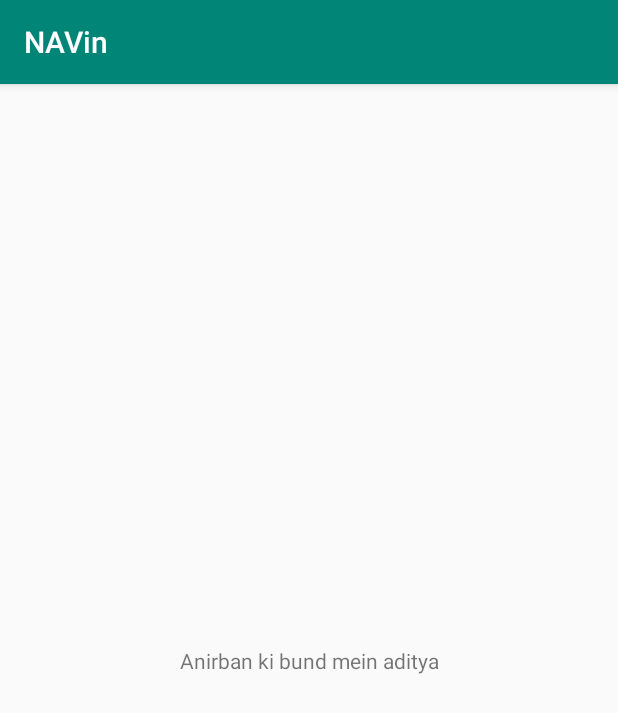
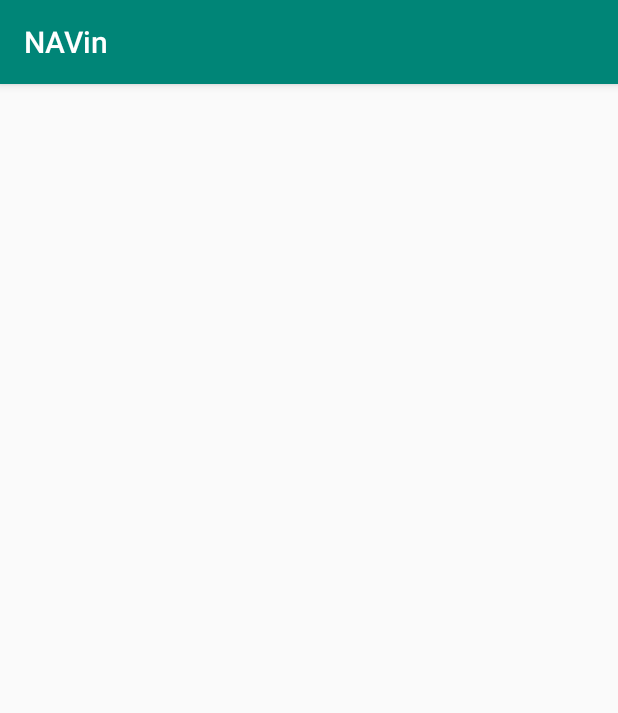
Before and after one commit to Aditya-1295/NAVin, an Android app: the screen it shows after launch (MainActivity), on a phone screen of 412 x 824 dp. Shown: the top 713 px of the screen. Run offline under Robolectric (Android 15) with nearby library versions, the phone set to English and light mode, and no system bars.

Commit message:
Commit Anirban remove text

```diff
--- a/app/src/main/res/layout/activity_main.xml
+++ b/app/src/main/res/layout/activity_main.xml
@@ -6,13 +6,4 @@
     android:layout_height="match_parent"
     tools:context=".MainActivity">
 
-    <TextView
-        android:layout_width="wrap_content"
-        android:layout_height="wrap_content"
-        android:text="Anirban ki bund mein aditya"
-        app:layout_constraintBottom_toBottomOf="parent"
-        app:layout_constraintLeft_toLeftOf="parent"
-        app:layout_constraintRight_toRightOf="parent"
-        app:layout_constraintTop_toTopOf="parent" />
-
 </androidx.constraintlayout.widget.ConstraintLayout>
```
